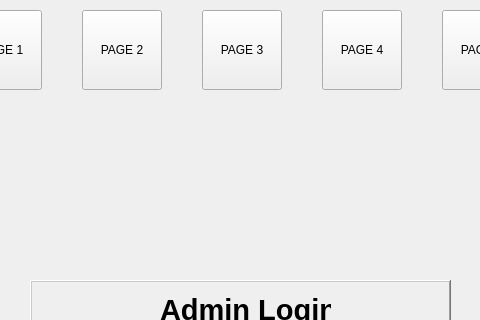
Old version of the form forms/MainWindow.ui in the repository tigerjpg/cybersecurity; both pictures show x 270 to 750 and y 0 to 320 of the 1024 by 768 pixel window.
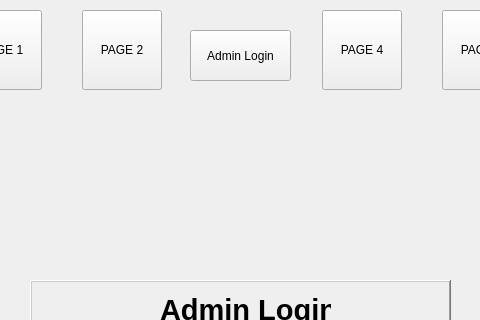
New version of the form. Custom widgets are drawn as their Qt base class.

Commit message: [#18] rename button

```diff
--- a/forms/MainWindow.ui
+++ b/forms/MainWindow.ui
@@ -717,14 +717,14 @@
      <widget class="QPushButton" name="page2">
       <property name="geometry">
        <rect>
-        <x>472</x>
-        <y>10</y>
-        <width>80</width>
-        <height>80</height>
+        <x>460</x>
+        <y>30</y>
+        <width>101</width>
+        <height>51</height>
        </rect>
       </property>
       <property name="text">
-       <string>PAGE 3</string>
+       <string>Admin Login</string>
       </property>
      </widget>
      <widget class="QPushButton" name="page3">
```
